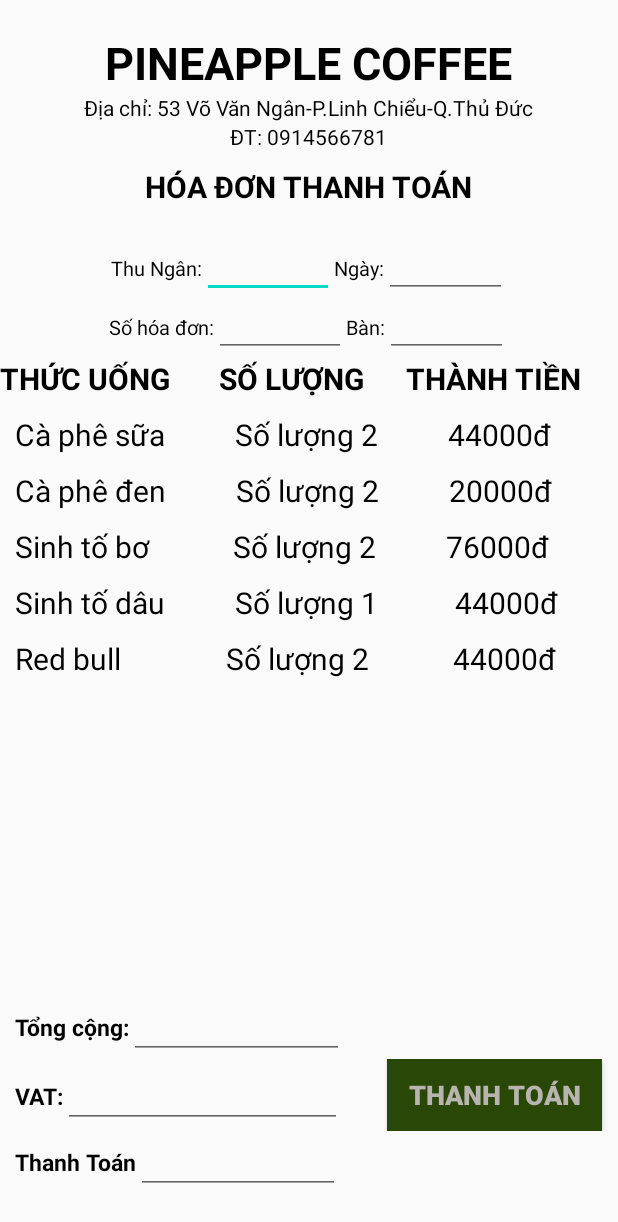
After one commit to vodinhlong151020/DoAnDiDong, an Android app: the XuatBill screen opened directly, with no data from a screen before it, on a phone screen of 412 x 824 dp. The commit adds this screen. Shown: the top 1222 px of the screen. Run offline under Robolectric (Android 15) with nearby library versions, the phone set to English and light mode, and no system bars.

Commit message:
BillThanhToan
Signed-off-by: THINH <thinhnguyen.npt0101@gmail.com>

```diff
--- a/app/src/main/java/com/example/doandidong/Quanlinhansu.java
+++ /dev/null
@@ -1,20 +0,0 @@
-package com.example.doandidong;
-
-import android.app.Activity;
-
-import android.os.Bundle;
-
-import android.widget.ImageView;
-import android.widget.TextView;
-
-public class Quanlinhansu extends Activity {
-
-
-        @Override
-        protected void onCreate(Bundle savedInstanceState) {
-            // TODO Auto-generated method stub
-            super.onCreate(savedInstanceState);
-            setContentView(R.layout.quanlinhansu);
-
-        }
- }
--- a/app/src/main/java/com/example/doandidong/ThanhToan.java
+++ b/app/src/main/java/com/example/doandidong/ThanhToan.java
@@ -13,6 +13,7 @@ import android.widget.TextView;
 public class ThanhToan extends Activity {
 
     Button btnback;
+    Button btnXuatBill;
 
     @Override
     protected void onCreate(Bundle savedInstanceState) {
@@ -29,5 +30,13 @@ public class ThanhToan extends Activity {
             }
         });
 
+         btnXuatBill= (Button) findViewById(R.id.btnXuatHD);
+        btnXuatBill.setOnClickListener(new View.OnClickListener() {
+            @Override
+            public void onClick(View v) {
+                Intent xuatbill = new Intent(ThanhToan.this, XuatBill.class);
+                startActivity(xuatbill);
+            }
+        });
     }
 }
--- /dev/null
+++ b/app/src/main/java/com/example/doandidong/XuatBill.java
@@ -0,0 +1,31 @@
+package com.example.doandidong;
+
+import android.app.Activity;
+
+import android.content.Intent;
+import android.os.Bundle;
+
+import android.view.View;
+import android.widget.Button;
+import android.widget.ImageView;
+import android.widget.TextView;
+
+public class XuatBill extends Activity {
+
+        Button btnXuatBill;
+        @Override
+        protected void onCreate(Bundle savedInstanceState) {
+            // TODO Auto-generated method stub
+            super.onCreate(savedInstanceState);
+            setContentView(R.layout.xuatbillthanhtoan);
+            btnXuatBill = (Button) findViewById(R.id.btnbill);
+            btnXuatBill.setOnClickListener(new View.OnClickListener() {
+                @Override
+                public void onClick(View v) {
+                    Intent xuatbill = new Intent(XuatBill.this, ChonTang.class);
+                    startActivity(xuatbill);
+                }
+            });
+
+        }
+ }
--- a/app/src/main/res/layout/quanlinhansu.xml
+++ /dev/null
@@ -1,10 +0,0 @@
-<?xml version="1.0" encoding="utf-8"?>
-<LinearLayout
-    xmlns:android="http://schemas.android.com/apk/res/android" android:layout_width="match_parent"
-    android:layout_height="match_parent"
-    android:id="@+id/quanlinhansu">
-    <TextView
-        android:layout_width="wrap_content"
-        android:layout_height="wrap_content"
-        android:text="quan li nhan su"></TextView>
-</LinearLayout>
--- /dev/null
+++ b/app/src/main/res/layout/xuatbillthanhtoan.xml
@@ -0,0 +1,254 @@
+<?xml version="1.0" encoding="utf-8"?>
+<LinearLayout
+    xmlns:android="http://schemas.android.com/apk/res/android" android:layout_width="match_parent"
+    android:layout_height="match_parent"
+    android:orientation="vertical">
+
+
+    <LinearLayout
+        android:layout_width="match_parent"
+        android:layout_height="0dp"
+        android:layout_weight="3"
+        android:gravity="center"
+        android:orientation="vertical">
+
+        <TextView
+            android:layout_width="310dp"
+            android:layout_height="wrap_content"
+            android:gravity="center"
+            android:text="@string/tenquan_hoadon"
+            android:textColor="@color/colorBlack"
+            android:textSize="30dp"
+            android:textStyle="bold"></TextView>
+        <TextView
+            android:layout_width="wrap_content"
+            android:layout_height="wrap_content"
+            android:text="@string/diachi_hoadon"
+            android:textColor="@color/colorBlack"></TextView>
+        <TextView
+            android:layout_width="wrap_content"
+            android:layout_height="wrap_content"
+            android:text="@string/sdt_hoadon"
+            android:textColor="@color/colorBlack"></TextView>
+        <TextView
+            android:layout_width="wrap_content"
+            android:layout_height="wrap_content"
+            android:paddingTop="10dp"
+            android:text="@string/hoadonthanhtoan"
+            android:textColor="@color/colorBlack"
+            android:textSize="20dp"
+            android:textStyle="bold"></TextView>
+    </LinearLayout>
+
+    <LinearLayout
+        android:layout_width="match_parent"
+        android:layout_height="0dp"
+        android:layout_weight="1.5"
+        android:orientation="vertical">
+        <LinearLayout
+            android:layout_width="match_parent"
+            android:layout_height="wrap_content"
+            android:orientation="horizontal"
+            android:gravity="center">
+            <TextView
+                android:layout_width="wrap_content"
+                android:layout_height="wrap_content"
+                android:text="@string/thungan_hoadon"
+                android:textColor="@color/colorBlack"
+                android:textSize="13dp"></TextView>
+            <EditText
+                android:layout_width="88dp"
+                android:layout_height="wrap_content"
+                android:textSize="13dp"></EditText>
+            <TextView
+                android:layout_width="wrap_content"
+                android:layout_height="wrap_content"
+                android:text="@string/ngay_hoadon"
+                android:textColor="@color/colorBlack"
+                android:textSize="13dp"></TextView>
+            <EditText
+                android:layout_width="82dp"
+                android:layout_height="wrap_content"
+                android:textSize="13dp"></EditText>
+        </LinearLayout>
+
+        <LinearLayout
+            android:layout_width="match_parent"
+            android:layout_height="wrap_content"
+            android:orientation="horizontal"
+            android:gravity="center">
+            <TextView
+                android:layout_width="wrap_content"
+                android:layout_height="wrap_content"
+                android:text="@string/sohoadon_hoadon"
+                android:textColor="@color/colorBlack"
+                android:textSize="13dp"></TextView>
+            <EditText
+                android:layout_width="88dp"
+                android:layout_height="wrap_content"
+                android:textSize="13dp"></EditText>
+            <TextView
+                android:layout_width="wrap_content"
+                android:layout_height="wrap_content"
+                android:text="@string/Ban_hoadon"
+                android:textColor="@color/colorBlack"
+                android:textSize="13dp"></TextView>
+            <EditText
+                android:layout_width="82dp"
+                android:layout_height="wrap_content"
+                android:textSize="13dp"></EditText>
+        </LinearLayout>
+
+    </LinearLayout>
+
+
+
+
+
+    <LinearLayout
+        android:layout_width="match_parent"
+        android:layout_height="0dp"
+        android:layout_weight="8"
+        android:orientation="vertical">
+
+        <TextView
+            android:layout_width="wrap_content"
+            android:layout_height="wrap_content"
+            android:text="THỨC UỐNG       SỐ LƯỢNG      THÀNH TIỀN"
+            android:textColor="@color/colorBlack"
+            android:textSize="20dp"
+            android:textStyle="bold">
+        </TextView>
+
+        <TextView
+            android:layout_width="wrap_content"
+            android:layout_height="wrap_content"
+            android:text="Cà phê sữa          Số lượng 2          44000đ"
+            android:textColor="@color/colorBlack"
+            android:textSize="20dp"
+            android:layout_marginLeft="10dp"
+            android:layout_marginTop="10dp">
+        </TextView>
+        <TextView
+            android:layout_width="wrap_content"
+            android:layout_height="wrap_content"
+            android:text="Cà phê đen          Số lượng 2          20000đ"
+            android:textColor="@color/colorBlack"
+            android:textSize="20dp"
+            android:layout_marginLeft="10dp"
+            android:layout_marginTop="10dp">
+        </TextView>
+        <TextView
+            android:layout_width="wrap_content"
+            android:layout_height="wrap_content"
+            android:text="Sinh tố bơ            Số lượng 2          76000đ"
+            android:textColor="@color/colorBlack"
+            android:textSize="20dp"
+            android:layout_marginLeft="10dp"
+            android:layout_marginTop="10dp">
+        </TextView>
+        <TextView
+            android:layout_width="wrap_content"
+            android:layout_height="wrap_content"
+            android:text="Sinh tố dâu          Số lượng 1           44000đ"
+            android:textColor="@color/colorBlack"
+            android:textSize="20dp"
+            android:layout_marginLeft="10dp"
+            android:layout_marginTop="10dp">
+        </TextView>
+        <TextView
+            android:layout_width="wrap_content"
+            android:layout_height="wrap_content"
+            android:text="Red bull               Số lượng 2            44000đ"
+            android:textColor="@color/colorBlack"
+            android:textSize="20dp"
+            android:layout_marginLeft="10dp"
+            android:layout_marginTop="10dp">
+        </TextView>
+
+    </LinearLayout>
+
+
+
+
+    <LinearLayout
+        android:layout_width="match_parent"
+        android:layout_height="0dp"
+        android:layout_weight="3"
+        android:orientation="vertical">
+        <LinearLayout
+            android:layout_width="wrap_content"
+            android:layout_height="wrap_content"
+            android:paddingLeft="10dp">
+
+            <TextView
+                android:layout_width="wrap_content"
+                android:layout_height="wrap_content"
+                android:text="@string/tongcong_hoadon"
+                android:textColor="@color/colorBlack"
+                android:textSize="15dp"
+                android:textStyle="bold"></TextView>
+            <EditText
+                android:layout_width="143dp"
+                android:layout_height="wrap_content"
+                android:textColor="@color/colorBlack"
+                android:textStyle="bold"
+                android:textSize="15dp"></EditText>
+        </LinearLayout>
+
+
+        <LinearLayout
+            android:layout_width="match_parent"
+            android:layout_height="wrap_content">
+            <TextView
+                android:layout_width="wrap_content"
+                android:layout_height="wrap_content"
+                android:text="@string/vat_hoadon"
+                android:textColor="@color/colorBlack"
+                android:textSize="15dp"
+                android:paddingLeft="10dp"
+                android:textStyle="bold"></TextView>
+
+            <EditText
+                android:layout_width="186dp"
+                android:layout_height="wrap_content"
+                android:textColor="@color/colorBlack"
+                android:textSize="15dp"
+                android:textStyle="bold"></EditText>
+
+            <Button
+                android:id="@+id/btnbill"
+                android:layout_width="143dp"
+                android:layout_height="wrap_content"
+                android:layout_marginLeft="30dp"
+                android:background="@color/colorGreen"
+                android:textStyle="bold"
+                android:textSize="18dp"
+                android:textColor="@color/colorWhite"
+                android:gravity="center"
+                android:text="@string/thanhtoan_hoadon"></Button>
+        </LinearLayout>
+
+        <LinearLayout
+            android:layout_width="wrap_content"
+            android:layout_height="wrap_content">
+            <TextView
+                android:layout_width="wrap_content"
+                android:layout_height="wrap_content"
+                android:text="@string/thanhtoan_hoadon"
+                android:textColor="@color/colorBlack"
+                android:textSize="15dp"
+                android:paddingLeft="10dp"
+                android:textStyle="bold"></TextView>
+            <EditText
+                android:layout_width="136dp"
+                android:layout_height="wrap_content"
+                android:textColor="@color/colorBlack"
+                android:textStyle="bold"
+                android:textSize="15dp"></EditText>
+        </LinearLayout>
+
+
+    </LinearLayout>
+
+</LinearLayout>
--- a/app/src/main/res/values/colors.xml
+++ b/app/src/main/res/values/colors.xml
@@ -3,4 +3,8 @@
     <color name="colorPrimary">#6200EE</color>
     <color name="colorPrimaryDark">#3700B3</color>
     <color name="colorAccent">#03DAC5</color>
+
+    <color name="colorBlack">#000</color>
+    <color name="colorGreen">#294706</color>
+    <color name="colorWhite">#B8B5B1</color>
 </resources>
--- a/app/src/main/res/values/strings.xml
+++ b/app/src/main/res/values/strings.xml
@@ -18,6 +18,17 @@
         <item >Sinh Tố Mãng Cầu</item>
 
     </string-array>
+    <string name="tenquan_hoadon">PINEAPPLE COFFEE</string>
+    <string name="diachi_hoadon">Địa chỉ: 53 Võ Văn Ngân-P.Linh Chiểu-Q.Thủ Đức</string>
+    <string name="sdt_hoadon">ĐT: 0914566781</string>
+    <string name="hoadonthanhtoan">HÓA ĐƠN THANH TOÁN</string>
+    <string name="thungan_hoadon">Thu Ngân: </string>
+    <string name="ngay_hoadon">Ngày: </string>
+    <string name="sohoadon_hoadon">Số hóa đơn: </string>
+    <string name="Ban_hoadon">Bàn: </string>
+    <string name="tongcong_hoadon">Tổng cộng:</string>
+    <string name="vat_hoadon">VAT:</string>
+    <string name="thanhtoan_hoadon">Thanh Toán </string>
     <string-array name="listsoluongcoffee">
         <item >Số lượng</item>
         <item >1</item>
```
Also changed, not shown: app/src/main/AndroidManifest.xml (+2 -5 lines).
